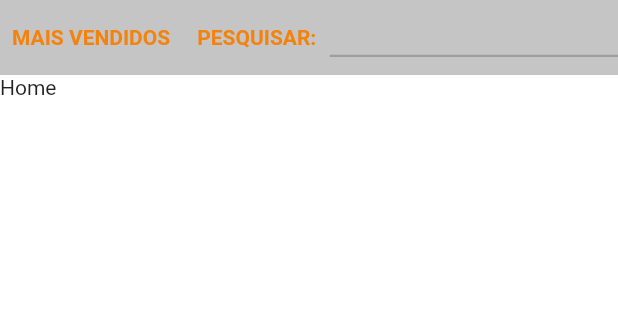
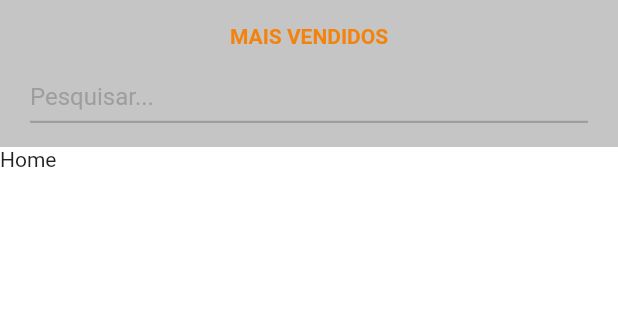
Before and after one commit to drelocatelli/sistema_loja_client, a Flutter app: the screen it shows after launch, on a phone screen of 412 x 824 dp, the part 84-404 px from its top. Run offline on Flutter 3.47's test engine with Material 3 defaults, Android fonts, the light colour scheme and no system bars; our stand-ins replace flutter_dotenv, gap.

Commit message:
making responsivity

```diff
--- a/lib/src/layout/MainLayout.dart
+++ b/lib/src/layout/MainLayout.dart
@@ -61,52 +61,22 @@ class _MainLayoutState extends State<MainLayout> {
         children: [
           Container(
             width: MediaQuery.of(context).size.width,
-            height: 50,
+            height: isLargeScreen ? 50 : null,
             color: Color.fromRGBO(197, 197, 197, 1),
-            child: Row(
-              children: [
-                TextButton(onPressed: () {}, child: Text("MAIS VENDIDOS")),
-                Gap(10),
-                Text("PESQUISAR:", style: TextStyle(color: SharedTheme.secondaryColor, fontWeight: FontWeight.bold)),
-                Gap(5),
-                Form(
-                  key: _formKey,
-                  child: Padding(
-                    padding: const EdgeInsets.symmetric(vertical: 4.0),
-                    child: Column(
-                      children: [
-                        Row(
-                          children: [
-                            Gap(4),
-                            Container(
-                              width: 200,
-                              height: 34,
-                              child: TextFormField(
-                                decoration: const InputDecoration(
-                                  hintText: "",
-                                  hintStyle: TextStyle(color: Colors.grey),
-                                  enabledBorder: UnderlineInputBorder(
-                                    borderSide: BorderSide(
-                                      color: Colors.grey,
-                                      width: 1.5,
-                                    ),
-                                  ),
-                                  border: UnderlineInputBorder(
-                                    borderSide: BorderSide(
-                                    ),
-                                  ),
-                                ),
-                                onEditingComplete: _submitForm,
-                              ),
-                            ),
-                          ],
-                        ),
-                      ],
-                    ),
-                  )
-                )
-              ],
-            ),
+            child: isLargeScreen
+              ? Row(
+                children: [
+                  TextButton(onPressed: () {}, child: Text("MAIS VENDIDOS")),
+                  busca(isLargeScreen, _formKey, _submitForm)
+                ],
+              )
+              : Column(
+                crossAxisAlignment: CrossAxisAlignment.center,
+                children: [
+                  TextButton(onPressed: () { debugPrint('Mais vendidos'); }, child: Text("MAIS VENDIDOS")),
+                  busca(isLargeScreen, _formKey, _submitForm),
+                ],
+              ),
           ),
           widget.child,
         ],
@@ -157,3 +127,60 @@ Widget mainMenu({bool isLargeScreen = true}) {
     children: buttons()
   );
 }
+
+Widget busca(isLargeScreen, formKey, submitForm) {
+  Widget containerForm() {
+    return Container(
+      padding: EdgeInsets.symmetric(horizontal: isLargeScreen ? 5 : 20, vertical: 8.0),
+      height: 34,
+      width: isLargeScreen ? 300 : null,
+      child: TextFormField(
+        decoration: InputDecoration(
+          hintText: !isLargeScreen ? "Pesquisar..." : "",
+          hintStyle: const TextStyle(color: Colors.grey),
+          enabledBorder: UnderlineInputBorder(
+            borderSide: BorderSide(
+              color: Colors.grey,
+              width: 1.5,
+            ),
+          ),
+          focusedBorder: UnderlineInputBorder(
+            borderSide: BorderSide(
+              color: Colors.grey,
+              width: 1.5,
+            ),
+          ),
+          border: UnderlineInputBorder(
+            borderSide: BorderSide(
+            ),
+          ),
+        ),
+        onEditingComplete: submitForm,
+      ),
+    );
+  }
+
+ return Form(
+    key: formKey,
+    child: Padding(
+      padding: const EdgeInsets.symmetric(vertical: 8.0),
+      child: Column(
+        children: [
+          Row(
+            children: [
+              !isLargeScreen ? Container() : Row(
+                children: [
+                  Text("PESQUISAR:", style: TextStyle(color: SharedTheme.secondaryColor, fontWeight: FontWeight.bold)),
+                  Gap(4),
+                ],
+              ),
+              isLargeScreen ? containerForm() : Expanded(
+                child: containerForm()
+              ),
+            ],
+          ),
+        ],
+      ),
+    )
+  );
+}
```
Also changed, not shown: 1 other file.
